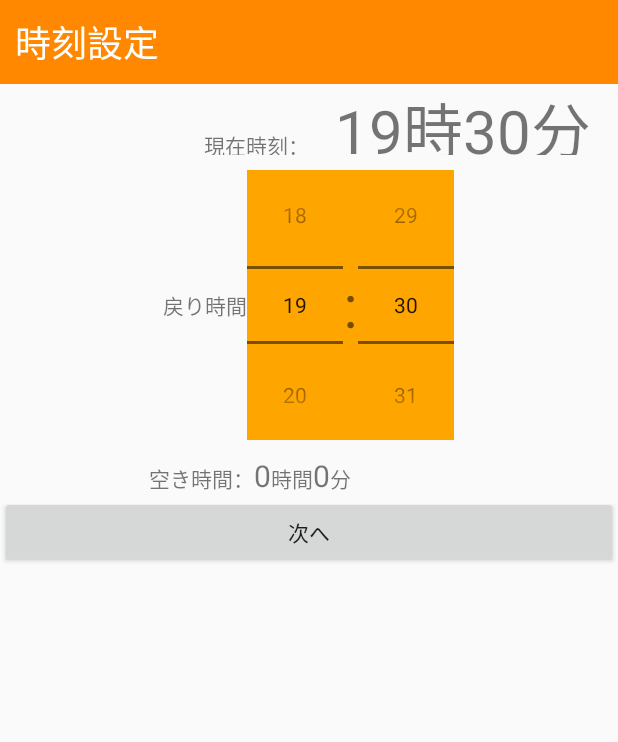
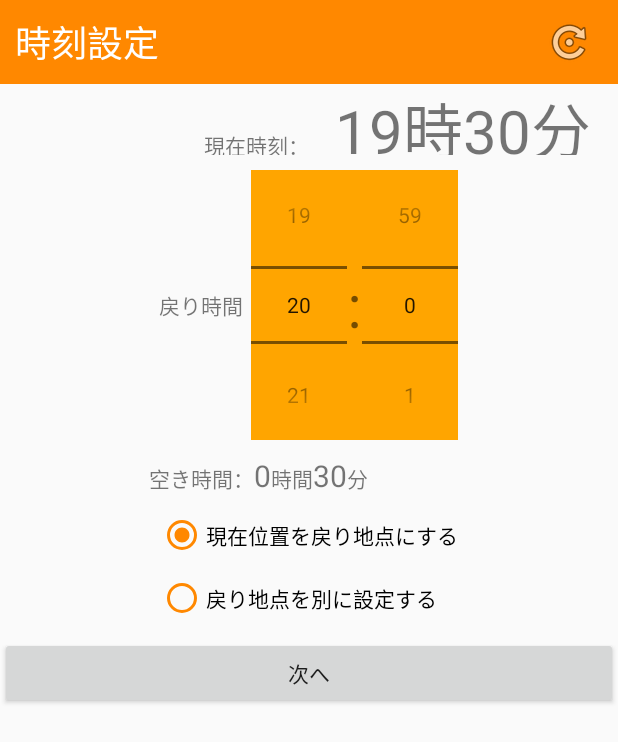
Before and after one commit to FJB16G/X16G_C, an Android app: the screen it shows after launch (MainActivity), after a tap on an icon or button, on a phone screen of 412 x 824 dp. Shown: the top 742 px of the screen. Run offline under Robolectric (Android 15) with nearby library versions, the phone set to English and light mode, and no system bars; 1 other tap on this screen came first.

Commit message:
時刻設定画面の細かい調整と、空き時間の下限と初期値の設定、ラジオボタンの切り替えで遷移先が変わるように

```diff
--- a/app/src/main/java/jp/ac/x16g023chiba_fjb/spareplanning/MainActivity.java
+++ b/app/src/main/java/jp/ac/x16g023chiba_fjb/spareplanning/MainActivity.java
@@ -10,6 +10,8 @@ import android.widget.FrameLayout;
 import android.widget.ImageView;
 import android.widget.LinearLayout;
 import android.widget.NumberPicker;
+import android.widget.RadioButton;
+import android.widget.RadioGroup;
 import android.widget.TextView;
 import android.widget.Toast;
 
@@ -18,22 +20,30 @@ import java.util.TimerTask;
 
 public class MainActivity extends AppCompatActivity implements View.OnClickListener {
 
+    //レイアウト切り替え用変数
+    FrameLayout base;
+    FrameLayout layout;
     //時刻設定用変数　ここから
     NumberPicker numPicker1;
     NumberPicker numPicker2;
-    //タイマー用
-    private TextView spacehour;
-    private TextView spaceminute;
+    //時刻設定タイマー処理用変数
     private Handler mHandler = new Handler();
     private Timer mTimer;
     private int agoTime;
-    //時刻設定画面用変数　ここまで
+    RadioGroup group;
+    //空き時間表示用
+    private TextView spacehour;
+    private TextView spaceminute;
+    //アプリ開始時の空き時間（分）
+    int startspaceminute = 30;
     // 現在時刻
     int nowHour;       //時
     int nowMinute;     //分
     //戻り到着時間
     int reHour;        //時
     int reMinute;      //分
+    //ラジオボタンフラグ(戻り場所が現在位置かそれ以外か)
+    int radioflg;
     //カテゴリナンバー
     int categoryNo;
     //検索文字列
@@ -44,10 +54,6 @@ public class MainActivity extends AppCompatActivity implements View.OnClickListe
     int moveMinute[];  //分
 
 
-
-    FrameLayout base;
-    FrameLayout layout;
-
     @Override
     protected void onCreate(Bundle savedInstanceState) {
         super.onCreate(savedInstanceState);
@@ -57,6 +63,12 @@ public class MainActivity extends AppCompatActivity implements View.OnClickListe
         time.setToNow();
         nowHour = time.hour;
         nowMinute = time.minute;
+        reHour = nowHour;
+        reMinute = nowMinute;
+        reMinute = reMinute + startspaceminute;
+        if (reMinute >= 60){
+            reHour = reHour + 1 ;
+        }
         //最初の画面を表示
         First();
     }
@@ -65,60 +77,42 @@ public class MainActivity extends AppCompatActivity implements View.OnClickListe
     public void onClick(View v) {
         //レイアウトのリセット
         base.removeAllViews();
-        //例：遷移先（遷移元：追加値・追加値）
-        switch (v.getId()) {
-            //時刻設定画面（カテゴリ画面）
-            case R.id.ReturnFirst:
+        //例：遷移先（遷移元）
+        if (v.getId() == R.id.first_nextbutton){ //カテゴリ画面（時刻設定画面）
+            mTimer.cancel();
+            if (radioflg == R.id.radioButton){
+                Category();
+            }else {
+                reMap();
+            }
+        }else if (v.getId() == R.id.ReturnFirst){ //時刻設定画面（カテゴリ画面）
             First();
-                break;
-            //カテゴリ画面（マップ画面：検索文字列）
-            //case
-
-            case R.id.first_nextbutton:
-                //カテゴリ画面（時刻設定画面）
-                Category();
-                break;
-            //マップ画面（スケジュール画面：検索結果）
-            //case
-
-            //マップ画面（カテゴリ画面）
-            //case
-
-            //break;
-            //スケジュール画面（マップ画面）
-            //case
-
-            //break;
-            //ナビ画面（スケジュール画面）
-            //case
-
-            //break;
         }
     }
-
 
     //トップページ（時間・目的地）
     public void First() {
         //レイアウト切り替え
         layout = (FrameLayout) getLayoutInflater().inflate(R.layout.first_layout, null);
         base.addView(layout);
-
         TextView dateText = (TextView) findViewById(R.id.date);
-
         String date = nowHour + "時" + nowMinute + "分";
         dateText.setText(date);
-
         numPicker1 = findViewById(R.id.numPicker1);
         numPicker2 = findViewById(R.id.numPicker2);
         //ドラムロール（時）
         numPicker1.setMaxValue(23);
         numPicker1.setMinValue(0);
-        numPicker1.setValue(nowHour);
+        numPicker1.setValue(reHour);
         //ドラムロール（分）
         numPicker2.setMaxValue(59);
         numPicker2.setMinValue(0);
-        numPicker2.setValue(nowMinute);
+        numPicker2.setValue(reMinute);
 
+        final Button button1 = (Button) findViewById(R.id.first_nextbutton);
+        button1.setOnClickListener(this);
+        group  = findViewById(R.id.radiogroup);
+        group.check(R.id.radioButton);
         spacehour = (TextView) findViewById(R.id.spacehour);
         spaceminute = (TextView) findViewById(R.id.spaceminute);
         agoTime = nowMinute;
@@ -135,17 +129,31 @@ public class MainActivity extends AppCompatActivity implements View.OnClickListe
                         }else if (agoTime == 0 && numPicker2.getValue() == 59){
                             numPicker1.setValue(numPicker1.getValue() - 1);
                         }
+                        //マイナス回避処理（分）
                         int ji = numPicker1.getValue() - nowHour;
                         int fun = numPicker2.getValue() - nowMinute;
                         if (fun < 0){
                             ji = ji - 1;
                             fun = fun + 60;
                         }
+                        //マイナス回避処理（時）
                         if (numPicker1.getValue() < nowHour || numPicker1.getValue() == nowHour && numPicker2.getValue() < nowMinute){
                             ji = ji + 24;
                         }
-                        spacehour.setText(String.valueOf(String.valueOf(ji)));
-                        spaceminute.setText(String.valueOf(String.valueOf(fun)));
+                        spacehour.setText(String.valueOf(ji));
+                        spaceminute.setText(String.valueOf(fun));
+                        //共有変数に保存
+                        reHour = numPicker1.getValue();
+                        reMinute = numPicker2.getValue();
+                        //一定以下の空き時間の時次へのボタンを押せないように
+                        if (ji == 0 && fun < 30){
+                            button1.setEnabled(false);
+                            button1.setText(startspaceminute + "分以上の空き時間を設定してください" );
+                        }else {
+                            button1.setEnabled(true);
+                            button1.setText("次へ");
+                        }
+                        radioflg = group.getCheckedRadioButtonId();
                         agoTime = numPicker2.getValue();
                     }
                 });
@@ -154,8 +162,6 @@ public class MainActivity extends AppCompatActivity implements View.OnClickListe
         //タイマーの起動
         mTimer = new Timer();
         mTimer.schedule(timerTask,0,10);
-        Button button1 = (Button) findViewById(R.id.first_nextbutton);
-        button1.setOnClickListener(this);
     }
 
     //カテゴリ画面
@@ -166,6 +172,12 @@ public class MainActivity extends AppCompatActivity implements View.OnClickListe
         //戻るボタン
         ImageView re = (ImageView) findViewById(R.id.ReturnFirst);
         re.setOnClickListener(this);
+    }
+
+    //戻り目的地選択画面
+    public void reMap(){
+        layout = (FrameLayout) getLayoutInflater().inflate(R.layout.remap_layout, null);
+        base.addView(layout);
     }
 
     //マップ画面
@@ -187,5 +199,4 @@ public class MainActivity extends AppCompatActivity implements View.OnClickListe
         //レイアウト切り替え
 
     }
-
 }
--- a/app/src/main/res/layout/first_layout.xml
+++ b/app/src/main/res/layout/first_layout.xml
@@ -22,10 +22,18 @@
                 android:layout_width="wrap_content"
                 android:layout_height="match_parent"
                 android:layout_margin="10dp"
-                android:layout_weight="1"
+                android:layout_weight="7"
                 android:text="時刻設定"
                 android:textColor="@android:color/background_light"
                 android:textSize="24sp" />
+
+            <ImageButton
+                android:id="@+id/imageButton"
+                android:layout_width="wrap_content"
+                android:layout_height="match_parent"
+                android:layout_weight="1"
+                android:background="@android:color/holo_orange_dark"
+                app:srcCompat="@android:drawable/ic_menu_rotate" />
 
         </LinearLayout>
 
@@ -55,6 +63,7 @@
                     android:gravity="center"
                     android:text=""
                     android:textSize="40dp" />
+
             </LinearLayout>
 
             <LinearLayout
@@ -73,6 +82,7 @@
                         android:id="@+id/textView2"
                         android:layout_width="wrap_content"
                         android:layout_height="wrap_content"
+                        android:layout_marginRight="5dp"
                         android:text="戻り時間" />
 
                     <NumberPicker
@@ -143,6 +153,31 @@
                         android:text="分" />
                 </LinearLayout>
 
+                <RadioGroup
+                    android:id="@+id/radiogroup"
+                    android:layout_width="wrap_content"
+                    android:layout_height="wrap_content"
+                    android:layout_gravity="center"
+                    android:layout_margin="10dp">
+
+                    <RadioButton
+                        android:id="@+id/radioButton"
+                        android:layout_width="wrap_content"
+                        android:layout_height="wrap_content"
+                        android:layout_weight="1"
+                        android:text="現在位置を戻り地点にする"
+                        android:buttonTint="@android:color/holo_orange_dark"/>
+
+                    <RadioButton
+                        android:id="@+id/radioButton2"
+                        android:layout_width="wrap_content"
+                        android:layout_height="wrap_content"
+                        android:layout_marginTop="10dp"
+                        android:layout_weight="1"
+                        android:buttonTint="@android:color/holo_orange_dark"
+                        android:text="戻り地点を別に設定する" />
+                </RadioGroup>
+
                 <Button
                     android:id="@+id/first_nextbutton"
                     android:layout_width="match_parent"
--- /dev/null
+++ b/app/src/main/res/layout/remap_layout.xml
@@ -0,0 +1,11 @@
+<?xml version="1.0" encoding="utf-8"?>
+<FrameLayout xmlns:android="http://schemas.android.com/apk/res/android"
+    android:layout_width="match_parent"
+    android:layout_height="match_parent">
+
+    <TextView
+        android:id="@+id/textView4"
+        android:layout_width="wrap_content"
+        android:layout_height="wrap_content"
+        android:text="reMapです" />
+</FrameLayout>
```
Lines whose indentation alone changed are shown as unchanged.
